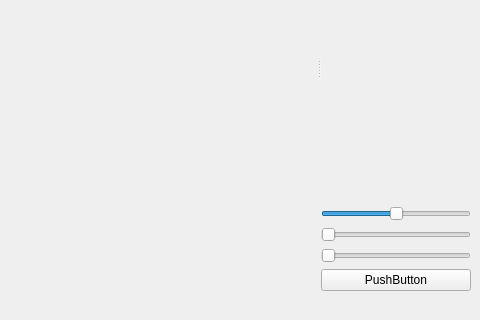
First picture: the form in src/MainWindow.ui, repository themangosteen/vis15-volume-raycasting, before the edit; both pictures show x 259 to 739 and y 211 to 531 of the 739 by 531 pixel window.
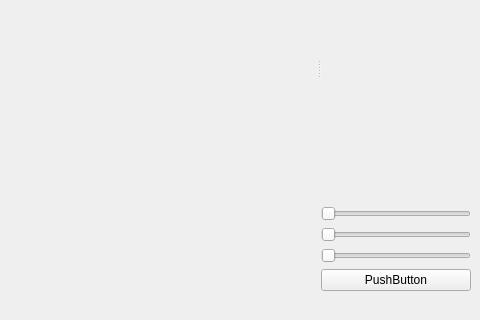
Second picture: the form after the edit. Custom widgets are drawn as their Qt base class.

Patch:
```diff
--- a/src/MainWindow.ui
+++ b/src/MainWindow.ui
@@ -93,8 +93,14 @@
         </item>
         <item>
          <widget class="QSlider" name="horizontalSlider_0">
+          <property name="maximum">
+           <number>255</number>
+          </property>
           <property name="value">
-           <number>50</number>
+           <number>0</number>
+          </property>
+          <property name="sliderPosition">
+           <number>0</number>
           </property>
           <property name="orientation">
            <enum>Qt::Horizontal</enum>
```
